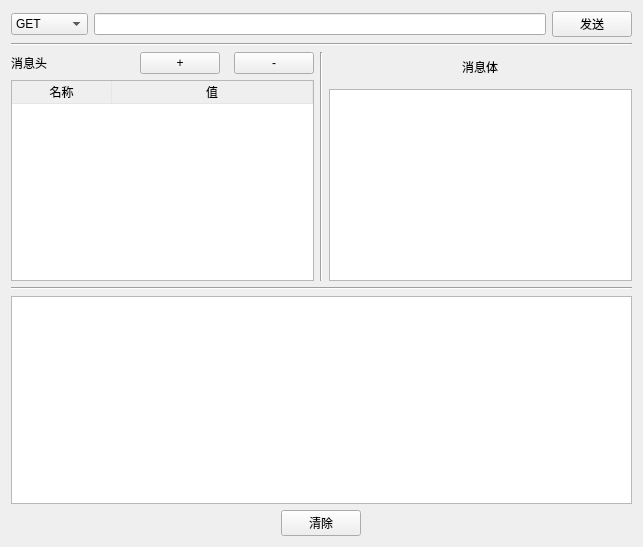
The window that qt/functions/ui/httpclient.ui (liangfutang/py-modules) describes before a commit, drawn with Qt 5.
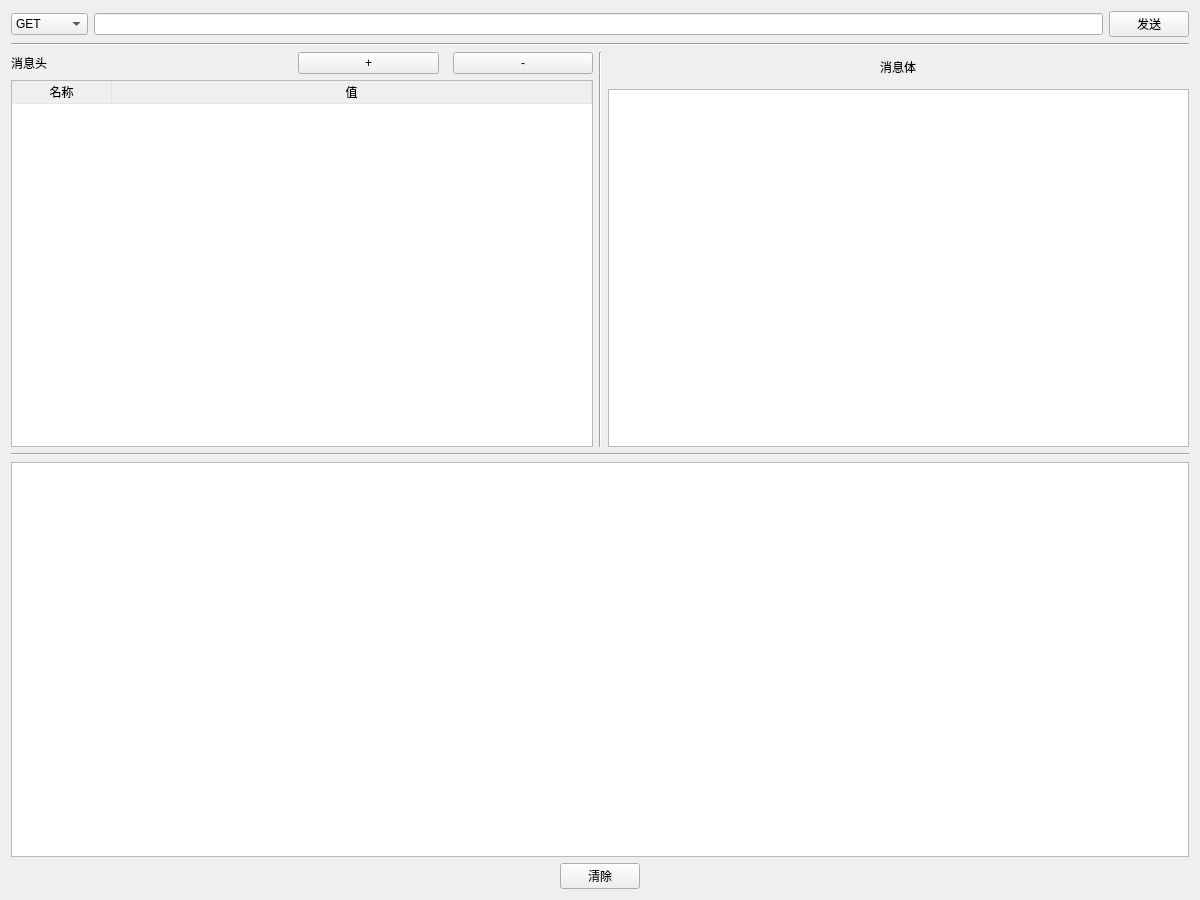
The same window after the commit.

Commit message: 1. 优化界面显示大小

```diff
--- a/qt/functions/ui/httpclient.ui
+++ b/qt/functions/ui/httpclient.ui
@@ -6,10 +6,16 @@
    <rect>
     <x>0</x>
     <y>0</y>
-    <width>643</width>
-    <height>547</height>
+    <width>1200</width>
+    <height>900</height>
    </rect>
   </property>
+  <property name="minimumSize">
+   <size>
+    <width>1200</width>
+    <height>900</height>
+   </size>
+  </property>
   <property name="windowTitle">
    <string>Form</string>
   </property>
```
